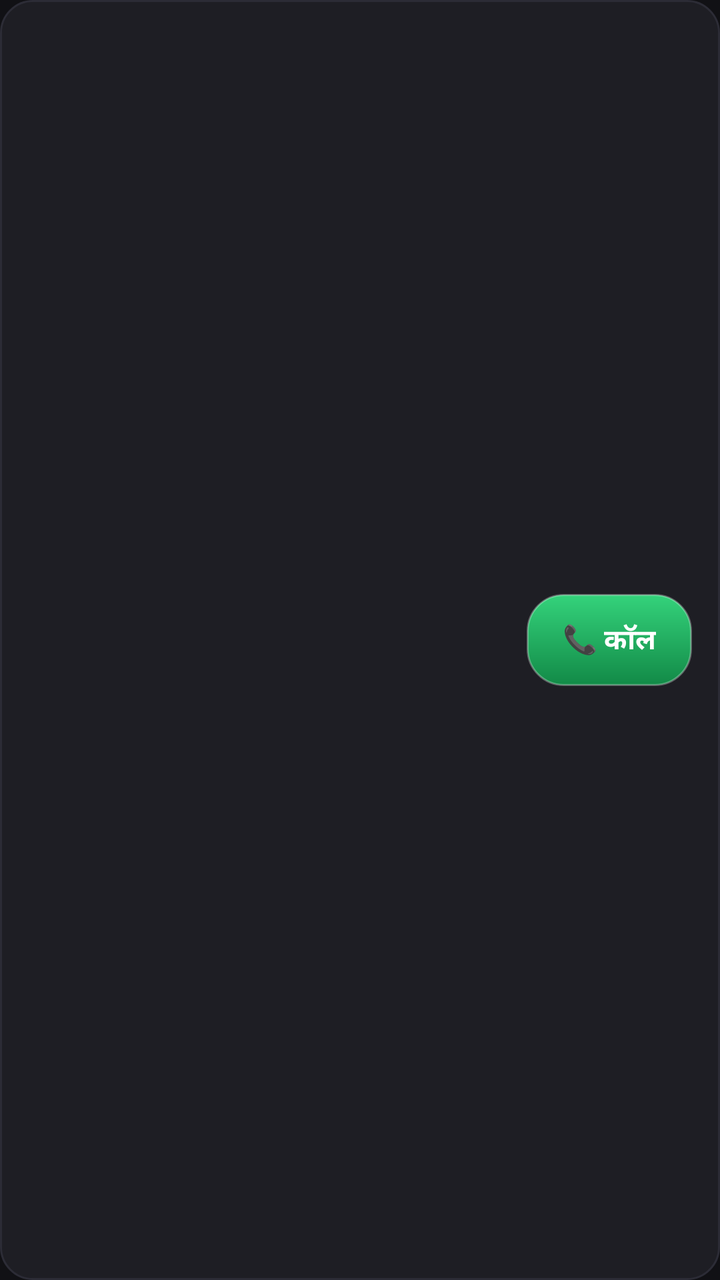
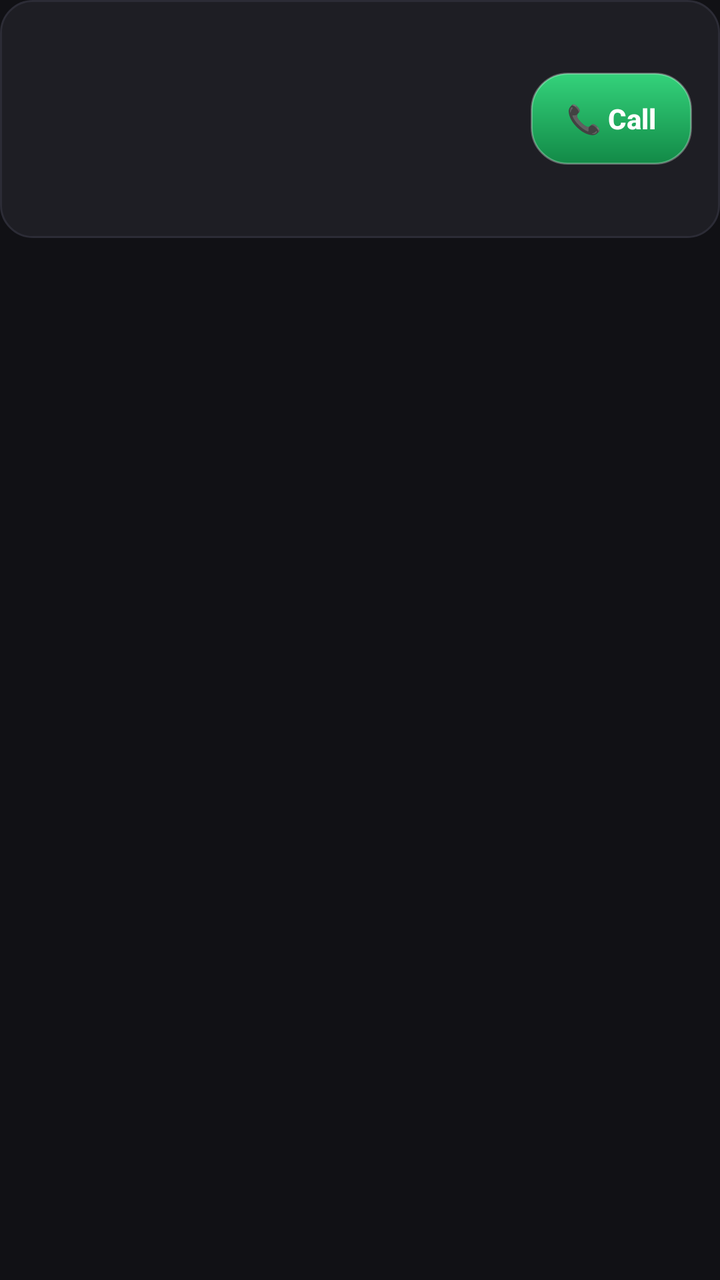

Before-and-after screenshots of an Android layout around one commit, followed by the original layout XML and the change that was made.
<!-- AndroidManifest.xml: application theme AppTheme -->
<!-- res/layout/item_customer.xml -->
<?xml version="1.0" encoding="utf-8"?>
<LinearLayout xmlns:android="http://schemas.android.com/apk/res/android"
    android:layout_width="match_parent" android:layout_height="wrap_content"
    android:orientation="horizontal" android:gravity="center_vertical"
    android:background="@drawable/card_bg" android:padding="14dp">

    <LinearLayout android:layout_width="0dp" android:layout_weight="1"
        android:layout_height="wrap_content" android:orientation="vertical">
        <TextView android:id="@+id/tvName" android:layout_width="wrap_content"
            android:layout_height="wrap_content" android:textSize="16sp"
            android:textStyle="bold" android:textColor="#FFFFFF" />
        <TextView android:id="@+id/tvFather" android:layout_width="wrap_content"
            android:layout_height="wrap_content" android:textColor="#C9C9D2" android:textSize="13sp" />
        <TextView android:id="@+id/tvSub1" android:layout_width="wrap_content"
            android:layout_height="wrap_content" android:textColor="#A0A0AA" android:textSize="13sp" />
        <TextView android:id="@+id/tvNear" android:layout_width="wrap_content"
            android:layout_height="wrap_content" android:textColor="#A0A0AA" android:textSize="13sp" />
        <TextView android:id="@+id/tvSub2" android:layout_width="wrap_content"
            android:layout_height="wrap_content" android:textColor="#8A8A94" android:textSize="12sp" />
    </LinearLayout>

    <Button android:id="@+id/btnCall" android:layout_width="wrap_content"
        android:layout_height="46dp" android:minWidth="0dp" android:minHeight="0dp"
        android:paddingLeft="18dp" android:paddingRight="18dp"
        android:text="📞 कॉल" android:textAllCaps="false" android:textStyle="bold"
        android:textSize="14sp" android:textColor="#FFFFFF"
        android:background="@drawable/call_button" android:stateListAnimator="@null"
        android:focusable="false" android:layout_marginLeft="10dp" />
</LinearLayout>
<!-- resources referenced by this layout -->
<resources>
  <!-- drawable call_button (drawable) -->
  <?xml version="1.0" encoding="utf-8"?>
  <ripple xmlns:android="http://schemas.android.com/apk/res/android" android:color="#55FFFFFF">
      <item>
          <shape android:shape="rectangle">
              <gradient android:startColor="#34D27B" android:endColor="#128A47" android:angle="270" />
              <stroke android:width="1dp" android:color="#4DFFFFFF" />
              <corners android:radius="18dp" />
          </shape>
      </item>
  </ripple>
  <!-- drawable card_bg (drawable) -->
  <?xml version="1.0" encoding="utf-8"?>
  <shape xmlns:android="http://schemas.android.com/apk/res/android" android:shape="rectangle">
      <solid android:color="#1E1E24" />
      <stroke android:width="1dp" android:color="#2C2C36" />
      <corners android:radius="16dp" />
  </shape>
  <style name="AppTheme" parent="@android:style/Theme.Material.NoActionBar">
          <item name="android:statusBarColor">#6658F5</item>
          <item name="android:windowBackground">#111115</item>
          <item name="android:colorAccent">#8B7FFF</item>
          <item name="android:textColorPrimary">#FFFFFF</item>
      </style>
</resources>

<!-- the commit's change to res/layout/item_customer.xml (unified diff, before → after) -->
@@ -1,29 +1,46 @@
 <?xml version="1.0" encoding="utf-8"?>
-<LinearLayout xmlns:android="http://schemas.android.com/apk/res/android"
-    android:layout_width="match_parent" android:layout_height="wrap_content"
-    android:orientation="horizontal" android:gravity="center_vertical"
-    android:background="@drawable/card_bg" android:padding="14dp">
+<FrameLayout xmlns:android="http://schemas.android.com/apk/res/android"
+    android:layout_width="match_parent" android:layout_height="wrap_content">
 
-    <LinearLayout android:layout_width="0dp" android:layout_weight="1"
-        android:layout_height="wrap_content" android:orientation="vertical">
-        <TextView android:id="@+id/tvName" android:layout_width="wrap_content"
-            android:layout_height="wrap_content" android:textSize="16sp"
-            android:textStyle="bold" android:textColor="#FFFFFF" />
-        <TextView android:id="@+id/tvFather" android:layout_width="wrap_content"
-            android:layout_height="wrap_content" android:textColor="#C9C9D2" android:textSize="13sp" />
-        <TextView android:id="@+id/tvSub1" android:layout_width="wrap_content"
-            android:layout_height="wrap_content" android:textColor="#A0A0AA" android:textSize="13sp" />
-        <TextView android:id="@+id/tvNear" android:layout_width="wrap_content"
-            android:layout_height="wrap_content" android:textColor="#A0A0AA" android:textSize="13sp" />
-        <TextView android:id="@+id/tvSub2" android:layout_width="wrap_content"
-            android:layout_height="wrap_content" android:textColor="#8A8A94" android:textSize="12sp" />
+    <FrameLayout android:id="@+id/binLayer" android:layout_width="match_parent"
+        android:layout_height="match_parent" android:background="@drawable/bin_bg"
+        android:visibility="invisible">
+        <ImageView android:id="@+id/binLeft" android:layout_width="84dp"
+            android:layout_height="match_parent" android:layout_gravity="left"
+            android:scaleType="center" android:src="@drawable/ic_delete"
+            android:contentDescription="Delete" />
+        <ImageView android:id="@+id/binRight" android:layout_width="84dp"
+            android:layout_height="match_parent" android:layout_gravity="right"
+            android:scaleType="center" android:src="@drawable/ic_delete"
+            android:contentDescription="Delete" />
+    </FrameLayout>
+
+    <LinearLayout android:id="@+id/card" android:layout_width="match_parent"
+        android:layout_height="wrap_content" android:orientation="horizontal"
+        android:gravity="center_vertical" android:background="@drawable/card_bg"
+        android:padding="14dp">
+
+        <LinearLayout android:layout_width="0dp" android:layout_weight="1"
+            android:layout_height="wrap_content" android:orientation="vertical">
+            <TextView android:id="@+id/tvName" android:layout_width="wrap_content"
+                android:layout_height="wrap_content" android:textSize="16sp"
+                android:textStyle="bold" android:textColor="#FFFFFF" />
+            <TextView android:id="@+id/tvFather" android:layout_width="wrap_content"
+                android:layout_height="wrap_content" android:textColor="#C9C9D2" android:textSize="13sp" />
+            <TextView android:id="@+id/tvSub1" android:layout_width="wrap_content"
+                android:layout_height="wrap_content" android:textColor="#A0A0AA" android:textSize="13sp" />
+            <TextView android:id="@+id/tvNear" android:layout_width="wrap_content"
+                android:layout_height="wrap_content" android:textColor="#A0A0AA" android:textSize="13sp" />
+            <TextView android:id="@+id/tvSub2" android:layout_width="wrap_content"
+                android:layout_height="wrap_content" android:textColor="#8A8A94" android:textSize="12sp" />
+        </LinearLayout>
+
+        <Button android:id="@+id/btnCall" android:layout_width="wrap_content"
+            android:layout_height="46dp" android:minWidth="0dp" android:minHeight="0dp"
+            android:paddingLeft="18dp" android:paddingRight="18dp"
+            android:text="📞 Call" android:textAllCaps="false" android:textStyle="bold"
+            android:textSize="14sp" android:textColor="#FFFFFF"
+            android:background="@drawable/call_button" android:stateListAnimator="@null"
+            android:focusable="false" android:layout_marginLeft="10dp" />
     </LinearLayout>
-
-    <Button android:id="@+id/btnCall" android:layout_width="wrap_content"
-        android:layout_height="46dp" android:minWidth="0dp" android:minHeight="0dp"
-        android:paddingLeft="18dp" android:paddingRight="18dp"
-        android:text="📞 कॉल" android:textAllCaps="false" android:textStyle="bold"
-        android:textSize="14sp" android:textColor="#FFFFFF"
-        android:background="@drawable/call_button" android:stateListAnimator="@null"
-        android:focusable="false" android:layout_marginLeft="10dp" />
-</LinearLayout>
+</FrameLayout>
<!-- resource entries referenced after the edit -->
@@ -1,5 +1,11 @@
 <!-- resources referenced by this layout -->
 <resources>
+  <!-- drawable bin_bg (drawable) -->
+  <?xml version="1.0" encoding="utf-8"?>
+  <shape xmlns:android="http://schemas.android.com/apk/res/android" android:shape="rectangle">
+      <solid android:color="#E53935" />
+      <corners android:radius="16dp" />
+  </shape>
   <!-- drawable call_button (drawable) -->
   <?xml version="1.0" encoding="utf-8"?>
   <ripple xmlns:android="http://schemas.android.com/apk/res/android" android:color="#55FFFFFF">
@@ -18,6 +24,14 @@
       <stroke android:width="1dp" android:color="#2C2C36" />
       <corners android:radius="16dp" />
   </shape>
+  <!-- drawable ic_delete (drawable) -->
+  <?xml version="1.0" encoding="utf-8"?>
+  <vector xmlns:android="http://schemas.android.com/apk/res/android"
+      android:width="30dp" android:height="30dp"
+      android:viewportWidth="24" android:viewportHeight="24">
+      <path android:fillColor="#FFFFFF"
+          android:pathData="M6,19c0,1.1 0.9,2 2,2h8c1.1,0 2,-0.9 2,-2V7H6v12zM19,4h-3.5l-1,-1h-5l-1,1H5v2h14V4z" />
+  </vector>
   <style name="AppTheme" parent="@android:style/Theme.Material.NoActionBar">
           <item name="android:statusBarColor">#6658F5</item>
           <item name="android:windowBackground">#111115</item>
